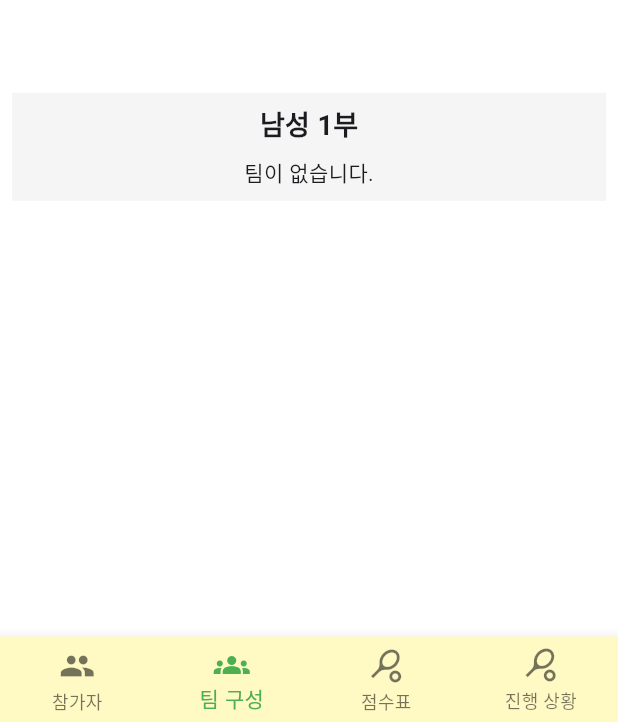
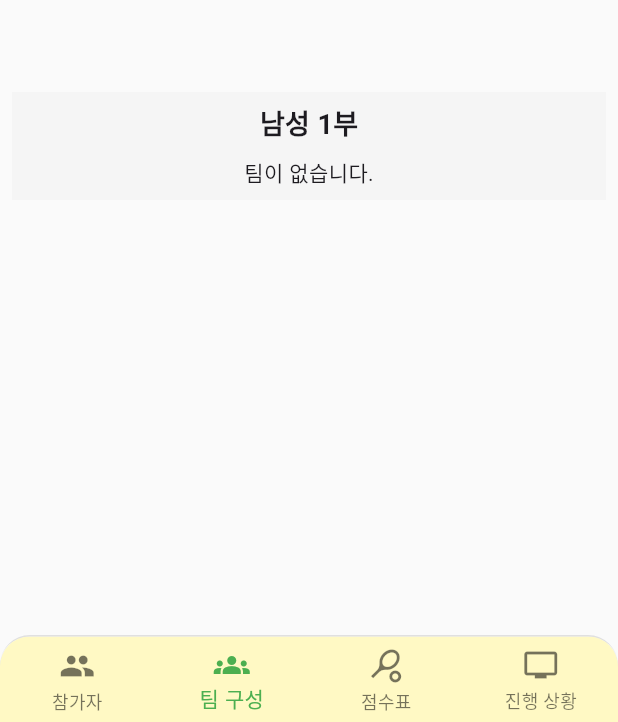
Before and after one commit to seyoung34/cokcok, a Flutter app: the screen it shows after launch, item 2 of the bottom bar chosen, on a phone screen of 412 x 824 dp. Shown: the part 511-1233 px from the top of the screen. Run offline on Flutter 3.47's test engine with Material 3 defaults, Android fonts, the phone set to English and light mode, and no system bars; our stand-ins replace cloud_firestore, csv, firebase_core, shared_preferences; missing offline and left inert: dart:html; accounts and stored records are empty; Roboto replaces fonts that are missing (BMJUA).

Commit message:
변경 전 저장

```diff
--- a/lib/Page/matchTablePage/UserMatchTablePage.dart
+++ b/lib/Page/matchTablePage/UserMatchTablePage.dart
@@ -15,6 +15,7 @@ class UserMatchTablePage extends MatchTableBase {
 class _UserMatchTablePageState extends MatchTableBaseState<UserMatchTablePage> {
   @override
   Widget buildMatchTable(List<Match> matches) {
+    final isMobile = MediaQuery.of(context).size.width < 600;
     final teams = getUniqueTeams(matches);
     final teamStats = calculateStats(matches, teams);
 
@@ -39,7 +40,7 @@ class _UserMatchTablePageState extends MatchTableBaseState<UserMatchTablePage> {
               columns: [
                 const DataColumn(label: Text("팀명")),
                 ...teams.map((t) => DataColumn(label: Text(t.id))),
-                const DataColumn(label: Text("순위")),
+                const DataColumn(label: Text("순위",style: TextStyle(fontFamily: 'BMJUA'),)),
                 const DataColumn(label: Text("승점")),
                 const DataColumn(label: Text("득실")),
               ],
@@ -75,4 +76,5 @@ class _UserMatchTablePageState extends MatchTableBaseState<UserMatchTablePage> {
       ),
     );
   }
+
 }
--- a/lib/Page/playerPage/AdminPlayerPage.dart
+++ b/lib/Page/playerPage/AdminPlayerPage.dart
@@ -152,6 +152,8 @@ class _AdminPlayerPageState extends PlayerPageBaseState<AdminPlayerPage> {
     await _deleteCollection("남성 복식 팀");
     await _deleteCollection("여성 복식 팀");
     await _deleteCollection("혼성 복식 팀");
+    await _deleteCollection("경기 기록");
+    await _deleteCollection("부");
 
     ScaffoldMessenger.of(context).showSnackBar(SnackBar(content: Text("전체 삭제 완료")));
     await loadPlayers(); // 새로고침
--- a/lib/main.dart
+++ b/lib/main.dart
@@ -24,7 +24,7 @@ class MyApp extends StatelessWidget {
   @override
   Widget build(BuildContext context) {
     return MaterialApp(
-      theme: ThemeData(scaffoldBackgroundColor: Colors.white),
+      theme: ThemeData(scaffoldBackgroundColor: Colors.grey.shade50, fontFamily: 'BMJUA'),
       debugShowCheckedModeBanner: false,
       home: const HomePage(),
     );
@@ -88,7 +88,21 @@ class _HomePageState extends State<HomePage> {
     return Scaffold(
       // AppBar는 각 페이지 내부에서 처리
       body: pages[selectedIndex],
-      bottomNavigationBar: BottomNavigationBar(
+      bottomNavigationBar:
+        Container(
+          decoration: BoxDecoration(
+            border: Border(top: BorderSide(color: Colors.grey.shade300, width: 1)),
+            borderRadius: BorderRadius.only(
+              topLeft: Radius.circular(20),
+              topRight: Radius.circular(20)
+          )
+          ),
+          child: ClipRRect(
+            borderRadius: const BorderRadius.only(
+              topLeft: Radius.circular(20),
+              topRight: Radius.circular(20),
+              ),
+            child :BottomNavigationBar(
               type: BottomNavigationBarType.fixed,
               backgroundColor: Colors.yellow.shade100,
               fixedColor: Colors.green.shade500,
@@ -98,10 +112,11 @@ class _HomePageState extends State<HomePage> {
                 BottomNavigationBarItem(icon: Icon(Icons.people), label: '참가자'),
                 BottomNavigationBarItem(icon: Icon(Icons.groups), label: '팀 구성'),
                 BottomNavigationBarItem(icon: Icon(Icons.sports_tennis), label: '점수표'),
-          BottomNavigationBarItem(icon: Icon(Icons.sports_tennis), label: '진행 상황'),
+                BottomNavigationBarItem(icon: Icon(Icons.personal_video), label: '진행 상황'),
               ],
           ),
 
-    );
+              ),
+        ));
   }
 }
--- a/pubspec.yaml
+++ b/pubspec.yaml
@@ -58,6 +58,10 @@ dev_dependencies:
 
 # The following section is specific to Flutter packages.
 flutter:
+  fonts:
+    - family: BMJUA
+      fonts:
+        - asset: assets/fonts/BMJUA_ttf.ttf
 
   # The following line ensures that the Material Icons font is
   # included with your application, so that you can use the icons in
```
Also changed, not shown: lib/Page/matchStatusPage/MatchStatusBase.dart (+21 -50 lines), 2 other files. Lines whose indentation alone changed are shown as unchanged.
